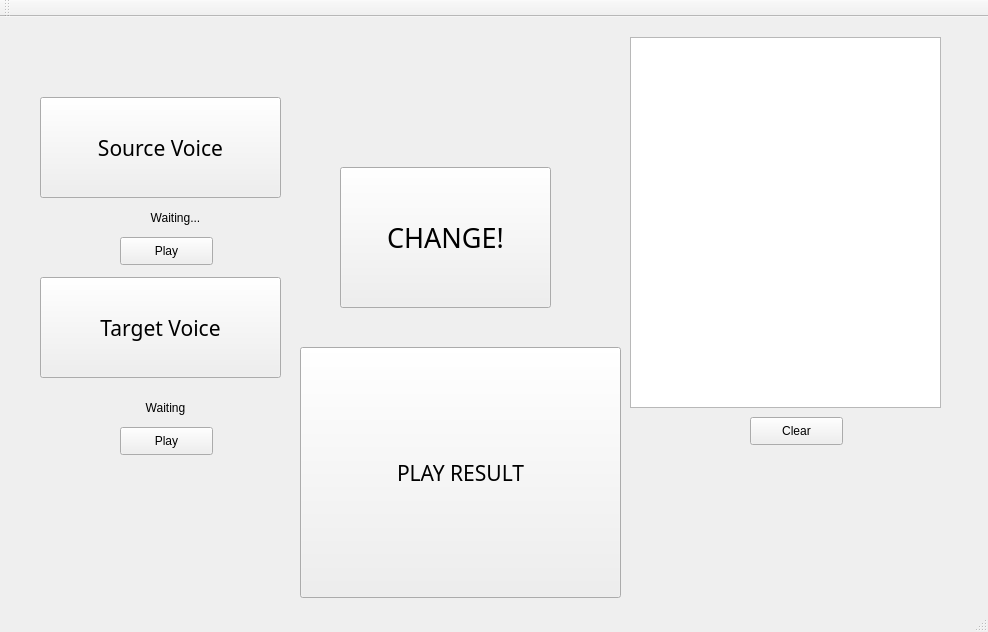
Above: aiintro/mainwindow.ui from xhzgenius/AI_intro_voice_conversion before the change. Below: the same form after it.
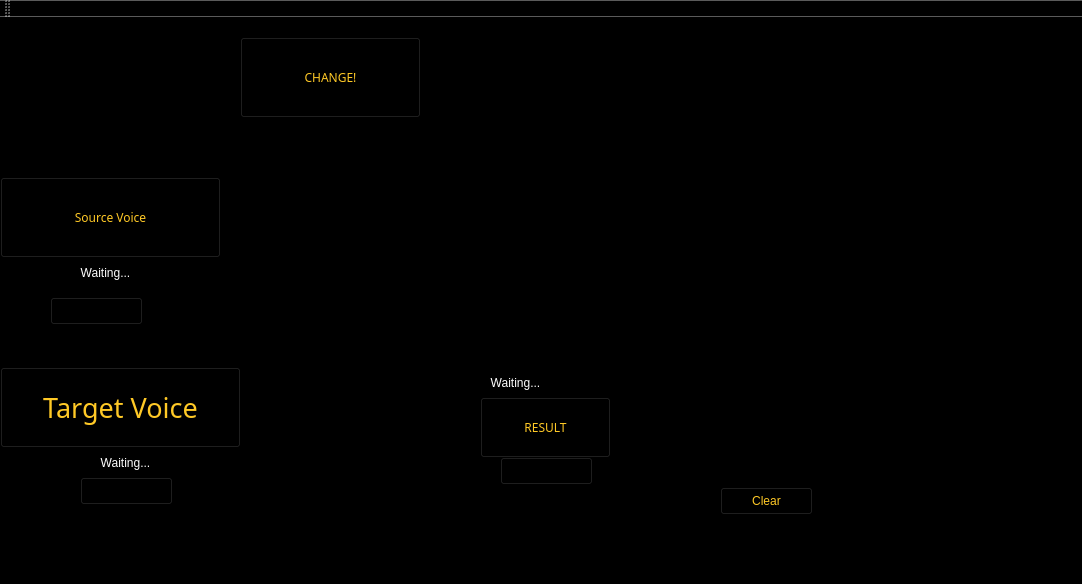
That is the form after the change. Icons and pictures are not drawn.

The edit to the form file:
```diff
--- a/aiintro/mainwindow.ui
+++ b/aiintro/mainwindow.ui
@@ -6,32 +6,40 @@
    <rect>
     <x>0</x>
     <y>0</y>
-    <width>988</width>
-    <height>632</height>
+    <width>1082</width>
+    <height>584</height>
    </rect>
   </property>
   <property name="windowTitle">
    <string>MainWindow</string>
   </property>
+  <property name="styleSheet">
+   <string notr="true">
+background-color: rgb(0, 0, 0);</string>
+  </property>
   <widget class="QWidget" name="centralWidget">
    <widget class="QPushButton" name="pushButton">
     <property name="geometry">
      <rect>
-      <x>40</x>
-      <y>80</y>
-      <width>241</width>
-      <height>101</height>
+      <x>0</x>
+      <y>160</y>
+      <width>221</width>
+      <height>81</height>
      </rect>
     </property>
     <property name="font">
      <font>
-      <family>隶书</family>
-      <pointsize>16</pointsize>
+      <family>Algerian</family>
+      <pointsize>9</pointsize>
       <weight>50</weight>
       <italic>false</italic>
       <bold>false</bold>
      </font>
     </property>
+    <property name="styleSheet">
+     <string notr="true">font: 9pt &quot;Algerian&quot;;
+color: rgb(255, 201, 38);</string>
+    </property>
     <property name="text">
      <string>Source Voice</string>
     </property>
@@ -39,21 +47,25 @@
    <widget class="QPushButton" name="pushButton_2">
     <property name="geometry">
      <rect>
-      <x>40</x>
-      <y>260</y>
+      <x>0</x>
+      <y>350</y>
       <width>241</width>
-      <height>101</height>
+      <height>81</height>
      </rect>
     </property>
     <property name="font">
      <font>
-      <family>隶书</family>
-      <pointsize>16</pointsize>
+      <family>Algerian</family>
+      <pointsize>20</pointsize>
       <weight>50</weight>
       <italic>false</italic>
       <bold>false</bold>
      </font>
     </property>
+    <property name="styleSheet">
+     <string notr="true">font: 20pt &quot;Algerian&quot;;
+color: rgb(255, 201, 38);</string>
+    </property>
     <property name="text">
      <string>Target Voice</string>
     </property>
@@ -61,12 +73,17 @@
    <widget class="QLabel" name="label">
     <property name="geometry">
      <rect>
-      <x>70</x>
-      <y>180</y>
+      <x>0</x>
+      <y>240</y>
       <width>211</width>
-      <height>41</height>
+      <height>31</height>
      </rect>
     </property>
+    <property name="styleSheet">
+     <string notr="true">
+color: rgb(255, 255, 255);
+font: 9pt &quot;Algerian&quot;;</string>
+    </property>
     <property name="text">
      <string>Waiting...</string>
     </property>
@@ -77,10 +94,10 @@
    <widget class="QLabel" name="label_2">
     <property name="geometry">
      <rect>
-      <x>60</x>
-      <y>370</y>
-      <width>211</width>
-      <height>41</height>
+      <x>10</x>
+      <y>430</y>
+      <width>231</width>
+      <height>31</height>
      </rect>
     </property>
     <property name="focusPolicy">
@@ -89,8 +106,13 @@
     <property name="layoutDirection">
      <enum>Qt::LeftToRight</enum>
     </property>
+    <property name="styleSheet">
+     <string notr="true">
+color: rgb(255, 255, 255);
+font: 9pt &quot;Algerian&quot;;</string>
+    </property>
     <property name="text">
-     <string>Waiting</string>
+     <string>Waiting...</string>
     </property>
     <property name="alignment">
      <set>Qt::AlignCenter</set>
@@ -99,72 +121,206 @@
    <widget class="QPushButton" name="pushButton_3">
     <property name="geometry">
      <rect>
-      <x>340</x>
-      <y>150</y>
-      <width>211</width>
-      <height>141</height>
+      <x>240</x>
+      <y>20</y>
+      <width>181</width>
+      <height>81</height>
      </rect>
     </property>
     <property name="font">
      <font>
-      <family>隶书</family>
-      <pointsize>20</pointsize>
+      <family>Algerian</family>
+      <pointsize>9</pointsize>
+      <weight>50</weight>
+      <italic>false</italic>
+      <bold>false</bold>
      </font>
     </property>
     <property name="styleSheet">
-     <string notr="true"/>
+     <string notr="true">font: 9pt &quot;Algerian&quot;;
+color: rgb(255, 201, 38);</string>
     </property>
     <property name="text">
      <string>CHANGE!</string>
     </property>
    </widget>
+   <widget class="QPushButton" name="pushButton_5">
+    <property name="geometry">
+     <rect>
+      <x>50</x>
+      <y>280</y>
+      <width>93</width>
+      <height>28</height>
+     </rect>
+    </property>
+    <property name="text">
+     <string>Play</string>
+    </property>
+   </widget>
+   <widget class="QPushButton" name="pushButton_6">
+    <property name="geometry">
+     <rect>
+      <x>80</x>
+      <y>460</y>
+      <width>93</width>
+      <height>28</height>
+     </rect>
+    </property>
+    <property name="text">
+     <string>Play</string>
+    </property>
+   </widget>
+   <widget class="QPushButton" name="pushButton_7">
+    <property name="geometry">
+     <rect>
+      <x>480</x>
+      <y>380</y>
+      <width>131</width>
+      <height>61</height>
+     </rect>
+    </property>
+    <property name="font">
+     <font>
+      <family>Algerian</family>
+      <pointsize>9</pointsize>
+      <weight>50</weight>
+      <italic>false</italic>
+      <bold>false</bold>
+     </font>
+    </property>
+    <property name="styleSheet">
+     <string notr="true">font: 9pt &quot;Algerian&quot;;
+color: rgb(255, 201, 38);</string>
+    </property>
+    <property name="text">
+     <string>RESULT</string>
+    </property>
+   </widget>
+   <widget class="QWidget" name="widget_3" native="true">
+    <property name="geometry">
+     <rect>
+      <x>470</x>
+      <y>200</y>
+      <width>141</width>
+      <height>141</height>
+     </rect>
+    </property>
+    <property name="styleSheet">
+     <string notr="true">border-image: url(:/art/小图标2 2.png);</string>
+    </property>
+   </widget>
+   <widget class="QWidget" name="widget_4" native="true">
+    <property name="geometry">
+     <rect>
+      <x>40</x>
+      <y>30</y>
+      <width>131</width>
+      <height>131</height>
+     </rect>
+    </property>
+    <property name="styleSheet">
+     <string notr="true">border-image: url(:/art/小图标1 2.png);</string>
+    </property>
+   </widget>
+   <widget class="QWidget" name="widget_5" native="true">
+    <property name="geometry">
+     <rect>
+      <x>260</x>
+      <y>360</y>
+      <width>131</width>
+      <height>131</height>
+     </rect>
+    </property>
+    <property name="styleSheet">
+     <string notr="true">border-image: url(:/art/小图标3 2.png);</string>
+    </property>
+   </widget>
    <widget class="QTextBrowser" name="textBrowser">
     <property name="geometry">
      <rect>
-      <x>630</x>
-      <y>20</y>
-      <width>311</width>
-      <height>371</height>
+      <x>730</x>
+      <y>120</y>
+      <width>251</width>
+      <height>281</height>
      </rect>
     </property>
     <property name="font">
      <font>
-      <family>Californian FB</family>
+      <family>Algerian</family>
       <pointsize>14</pointsize>
      </font>
     </property>
+    <property name="styleSheet">
+     <string notr="true">border-color: rgb(0, 0, 0);
+color: rgb(0, 0, 0);
+gridline-color: rgb(0, 0, 0);</string>
+    </property>
+    <property name="frameShape">
+     <enum>QFrame::NoFrame</enum>
+    </property>
+   </widget>
+   <widget class="QFrame" name="frame">
+    <property name="geometry">
+     <rect>
+      <x>630</x>
+      <y>30</y>
+      <width>451</width>
+      <height>451</height>
+     </rect>
+    </property>
+    <property name="styleSheet">
+     <string notr="true">border-image: url(:/art/边框.png);</string>
+    </property>
+    <property name="frameShape">
+     <enum>QFrame::StyledPanel</enum>
+    </property>
+    <property name="frameShadow">
+     <enum>QFrame::Raised</enum>
+    </property>
    </widget>
    <widget class="QPushButton" name="pushButton_4">
     <property name="geometry">
      <rect>
-      <x>750</x>
-      <y>400</y>
+      <x>720</x>
+      <y>470</y>
       <width>93</width>
       <height>28</height>
      </rect>
     </property>
+    <property name="styleSheet">
+     <string notr="true">font: 9pt &quot;Algerian&quot;;
+color: rgb(255, 201, 38);</string>
+    </property>
     <property name="text">
      <string>Clear</string>
     </property>
    </widget>
-   <widget class="QPushButton" name="pushButton_5">
+   <widget class="QLabel" name="label_3">
     <property name="geometry">
      <rect>
-      <x>120</x>
-      <y>220</y>
-      <width>93</width>
-      <height>28</height>
+      <x>410</x>
+      <y>350</y>
+      <width>211</width>
+      <height>31</height>
      </rect>
     </property>
+    <property name="styleSheet">
+     <string notr="true">
+color: rgb(255, 255, 255);
+font: 9pt &quot;Algerian&quot;;</string>
+    </property>
     <property name="text">
-     <string>Play</string>
+     <string>Waiting...</string>
     </property>
+    <property name="alignment">
+     <set>Qt::AlignCenter</set>
+    </property>
    </widget>
-   <widget class="QPushButton" name="pushButton_6">
+   <widget class="QPushButton" name="pushButton_8">
     <property name="geometry">
      <rect>
-      <x>120</x>
-      <y>410</y>
+      <x>500</x>
+      <y>440</y>
       <width>93</width>
       <height>28</height>
      </rect>
@@ -173,25 +329,22 @@
      <string>Play</string>
     </property>
    </widget>
-   <widget class="QPushButton" name="pushButton_7">
-    <property name="geometry">
-     <rect>
-      <x>300</x>
-      <y>330</y>
-      <width>321</width>
-      <height>251</height>
-     </rect>
-    </property>
-    <property name="font">
-     <font>
-      <family>隶书</family>
-      <pointsize>16</pointsize>
-     </font>
-    </property>
-    <property name="text">
-     <string>PLAY RESULT</string>
-    </property>
-   </widget>
+   <zorder>pushButton</zorder>
+   <zorder>pushButton_2</zorder>
+   <zorder>label</zorder>
+   <zorder>label_2</zorder>
+   <zorder>pushButton_3</zorder>
+   <zorder>pushButton_5</zorder>
+   <zorder>pushButton_6</zorder>
+   <zorder>pushButton_7</zorder>
+   <zorder>widget_3</zorder>
+   <zorder>widget_4</zorder>
+   <zorder>widget_5</zorder>
+   <zorder>frame</zorder>
+   <zorder>textBrowser</zorder>
+   <zorder>pushButton_4</zorder>
+   <zorder>label_3</zorder>
+   <zorder>pushButton_8</zorder>
   </widget>
   <widget class="QMenuBar" name="menuBar">
    <property name="geometry">
```
Left out of the diff: 2 changed lines with no effect on the pictures.
